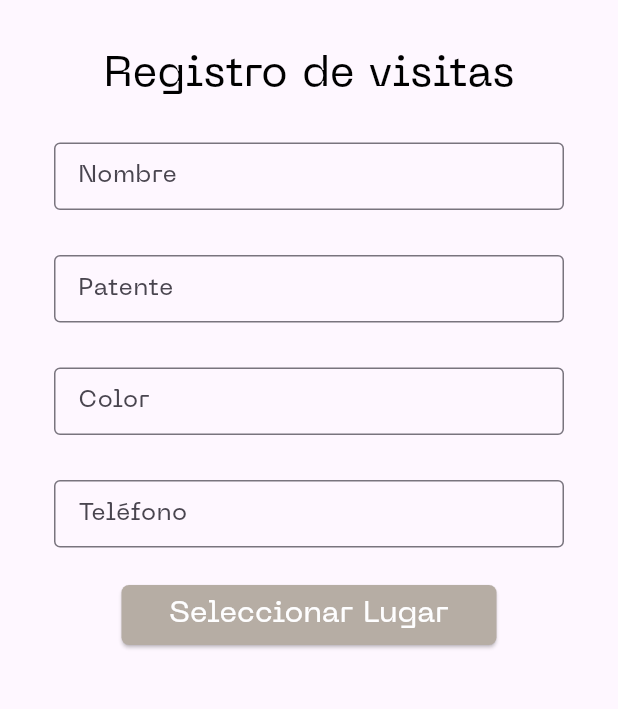
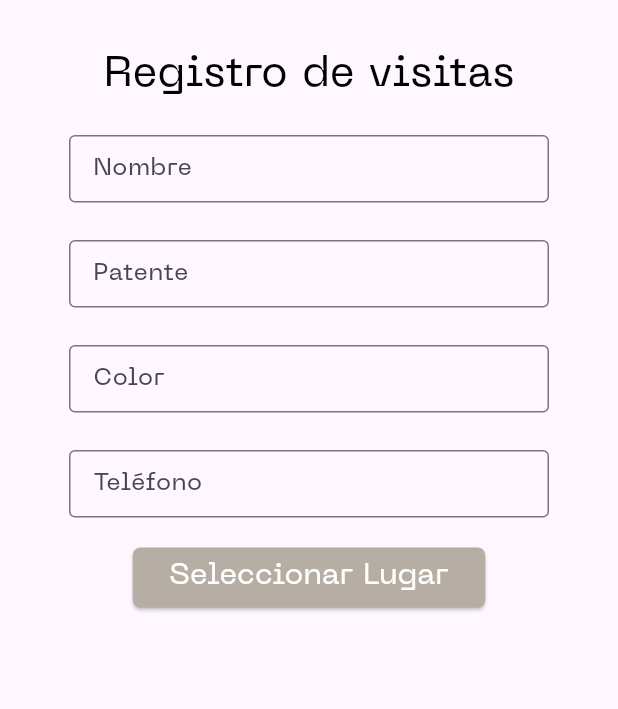
Before and after one commit to JavAlex17/AppMovil_Estacionamientos, a Flutter app: the LoginPage screen opened directly, after a tap on "¿Eres visita? Click aquí", on a phone screen of 412 x 824 dp, the part 84-793 px from its top. Run offline on Flutter 3.47's test engine with Material 3 defaults, Android fonts, the phone set to English and light mode, and no system bars; project files that could hold a hidden picture were left out.

```diff
--- a/appmovil/lib/login.dart
+++ b/appmovil/lib/login.dart
@@ -1,8 +1,19 @@
-import 'package:appmovil/visitas.dart';
 import 'package:flutter/material.dart';
+import 'package:uparking/visitas.dart';
+//import 'package:firebase_auth/firebase_auth.dart';
 
-class LoginPage extends StatelessWidget {
-  const LoginPage({super.key});
+import 'user.dart';
+
+class LoginPage extends StatefulWidget {
+  const LoginPage({Key? key}) : super(key: key);
+
+  @override
+  LoginPageState createState() => LoginPageState();
+}
+
+class LoginPageState extends State<LoginPage> {
+  final TextEditingController _emailController = TextEditingController();
+  final TextEditingController _passwordController = TextEditingController();
 
   @override
   Widget build(BuildContext context) {
@@ -17,27 +28,38 @@ class LoginPage extends StatelessWidget {
 
             const Text('Estacionamientos', style: TextStyle(fontSize: 30, color: Color(0xFFFEFEFF))),
             const Text('Chuyaca - Meyer', style: TextStyle(fontSize: 25, color: Color(0xFFFEFEFF))),
-            const SizedBox(height: 20),// Espacio de 20 de altura entre el logo y el primer texto
+            const SizedBox(height: 20), // Espacio de 20 de altura entre el logo y el primer texto
 
-            _buildTextField(label: 'Correo Institucional', isPassword: false, icon: Icons.email),
-            _buildTextField(label: 'Contraseña', isPassword: true, icon: Icons.lock),
+            _buildTextField(
+                controller: _emailController,
+                label: 'Correo Institucional',
+                isPassword: false,
+                icon: Icons.email),
+            _buildTextField(
+                controller: _passwordController,
+                label: 'Contraseña',
+                isPassword: true,
+                icon: Icons.lock),
 
             const SizedBox(height: 20), // Espacio de 20 de altura entre el último campo de entrada de texto y el botón
 
             SizedBox(
               width: 120,
               height: 40,
-                child:
-                ElevatedButton(
-                    onPressed: (){
+              child: ElevatedButton(
+                onPressed: () {
+                  Navigator.push(
+                    context,
+                    MaterialPageRoute(builder: (context) => const UsuarioPage()), // Navegar a la otra pantalla
+                  );
                 },
                 style: ElevatedButton.styleFrom(
                   foregroundColor: const Color(0xFFFEFEFF),
                   backgroundColor: const Color(0xFFB6ADA4),
                   shape: RoundedRectangleBorder(borderRadius: BorderRadius.circular(5)),
                 ),
-                    child: const Text('Login', style: TextStyle(fontSize: 20))
-                )
+                child: const Text('Login', style: TextStyle(fontSize: 20)),
+              ),
             ),
 
             const SizedBox(height: 20), // Espacio de 20 de altura entre el botón y el último texto
@@ -56,7 +78,12 @@ class LoginPage extends StatelessWidget {
       ),
     );
   }
-  Widget _buildTextField({required String label, required bool isPassword, required IconData icon}) {
+
+  Widget _buildTextField(
+      {required TextEditingController controller,
+        required String label,
+        required bool isPassword,
+        required IconData icon}) {
     return Container(
       width: 340,
       height: 45,
@@ -67,6 +94,7 @@ class LoginPage extends StatelessWidget {
         borderRadius: BorderRadius.circular(5),
       ),
       child: TextField(
+        controller: controller,
         obscureText: isPassword,
         decoration: InputDecoration(
           hintText: label,
--- a/appmovil/lib/main.dart
+++ b/appmovil/lib/main.dart
@@ -1,5 +1,7 @@
-import 'package:appmovil/login.dart';
 import 'package:flutter/material.dart';
+import 'login.dart';
+//import 'firebase_options.dart';
+//import 'package:firebase_core/firebase_core.dart';
 
 void main() {
   runApp(const MyApp());
--- a/appmovil/lib/visitas.dart
+++ b/appmovil/lib/visitas.dart
@@ -16,26 +16,25 @@ class VisitasPage extends StatelessWidget {
         ],
       ),
       body: Center(
-
-      child: Column(
-        mainAxisAlignment: MainAxisAlignment.start,
-        crossAxisAlignment: CrossAxisAlignment.center,
-        children: [
+        child: Column(
+          mainAxisAlignment: MainAxisAlignment.start,
+          crossAxisAlignment: CrossAxisAlignment.center,
+          children: [
             const SizedBox(height: 30),
             const Text('Registro de visitas', style: TextStyle(fontSize: 28, color: Color(0xFF000000))),
-            const SizedBox(height: 20),
+            const SizedBox(height: 15),
 
             _buildTextField(label: 'Nombre'), // Campo de nombre
-            const SizedBox(height: 20), // Espacio entre los campos
+            const SizedBox(height: 15), // Espacio entre los campos
             _buildTextField(label: 'Patente'), // Campo de patente
-            const SizedBox(height: 20), // Espacio entre los campos
+            const SizedBox(height: 15), // Espacio entre los campos
             _buildTextField(label: 'Color'), // Campo de color
-            const SizedBox(height: 20), // Espacio entre los campos
+            const SizedBox(height: 15), // Espacio entre los campos
             _buildTextField(label: 'Teléfono'), // Campo de teléfono
-            const SizedBox(height: 20), // Espacio entre los campos y el botón
+            const SizedBox(height: 15), // Espacio entre los campos y el botón
 
             SizedBox(
-                width: 250,
+                width: 235,
                 height: 40,
                 child:
                 ElevatedButton(
@@ -58,7 +57,7 @@ class VisitasPage extends StatelessWidget {
 
   Widget _buildTextField({required String label}) {
     return Container(
-      width: 340,
+      width: 320,
       height: 45,
         margin: const EdgeInsets.symmetric(vertical: 5),
       child: TextField(
--- a/appmovil/pubspec.yaml
+++ b/appmovil/pubspec.yaml
@@ -1,4 +1,4 @@
-name: appmovil
+name: uparking
 description: "A new Flutter project."
 # The following line prevents the package from being accidentally published to
 # pub.dev using `flutter pub publish`. This is preferred for private packages.
@@ -30,11 +30,15 @@ environment:
 dependencies:
   flutter:
     sdk: flutter
+  change_app_package_name: ^1.1.0
 
 
   # The following adds the Cupertino Icons font to your application.
   # Use with the CupertinoIcons class for iOS style icons.
   cupertino_icons: ^1.0.2
+  firebase_core: ^2.27.0
+  firebase_auth: ^4.17.8
+
 
 dev_dependencies:
   flutter_test:
```
Also changed, not shown: appmovil/pubspec.lock, 24 other files. Lines whose indentation alone changed are shown as unchanged.
